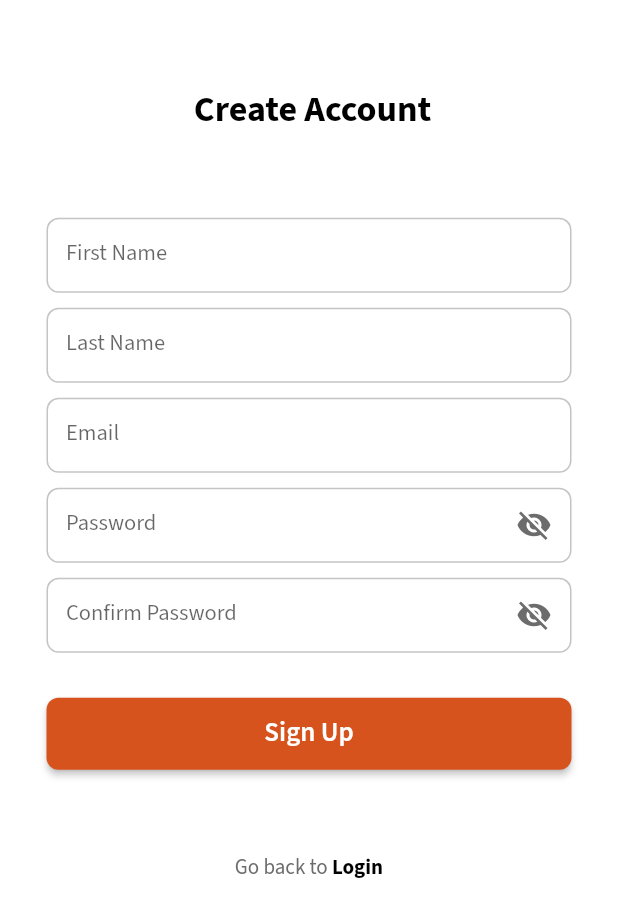
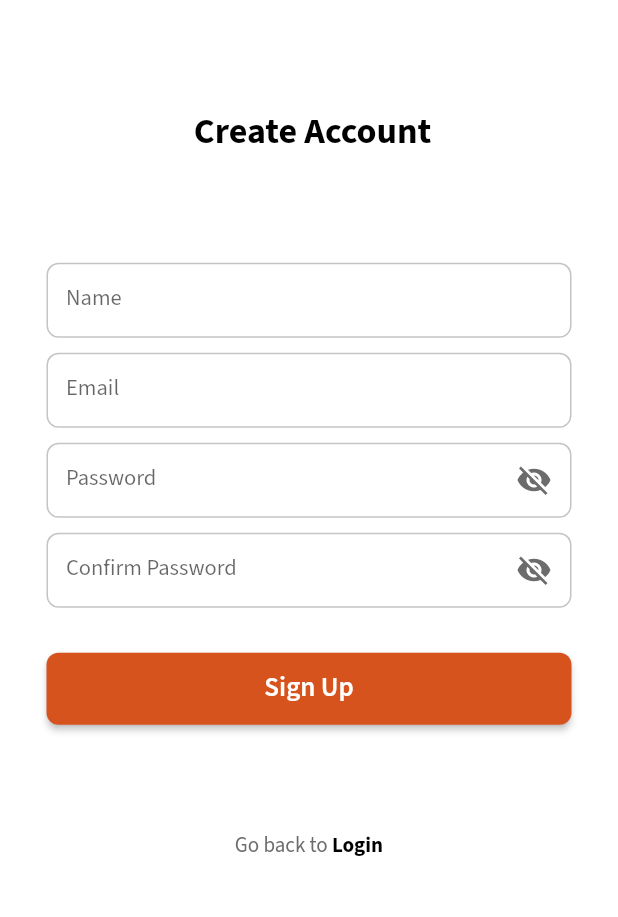
Before and after one commit to irfanelahidev69/digital-health-app, a Flutter app: the SignupScreen screen opened directly, on a phone screen of 412 x 824 dp. Shown: the top 917 px of the screen. Run offline on Flutter 3.47's test engine with Material 3 defaults, Android fonts, the phone set to English and light mode, and no system bars; our stand-ins replace firebase_core, google_fonts; accounts and stored records are empty.

Commit message:
removed last name from sign up screen

```diff
--- a/lib/core/utilities/strings.dart
+++ b/lib/core/utilities/strings.dart
@@ -14,8 +14,7 @@ class Strings {
   static String error = "Error";
   static String back = "Back";
   static String email = "Email";
-  static String firstName = "First Name";
-  static String lastName = "Last Name";
+  static String name = "Name";
   static String signUp = "Sign Up";
   static String invalidConfirmPassword = "Confirm Password is invalid";
   static String confirmPasswordNotMatch = "Password does not match";
--- a/lib/features/auth/pages/signup_screen.dart
+++ b/lib/features/auth/pages/signup_screen.dart
@@ -23,8 +23,7 @@ class _SignupScreenState extends State<SignupScreen> with Validators {
   bool isVisible = true;
   bool visible = true;
 
-  final TextEditingController firstNameController = TextEditingController();
-  final TextEditingController lastNameController = TextEditingController();
+  final TextEditingController nameController = TextEditingController();
   final TextEditingController emailController = TextEditingController();
   final TextEditingController passController = TextEditingController();
   final TextEditingController confirmPassController = TextEditingController();
@@ -60,28 +59,12 @@ class _SignupScreenState extends State<SignupScreen> with Validators {
                       child: Column(
                         children: [
                           CustomTextFormField(
-                            hintText: Strings.firstName,
-                            textEditingController: firstNameController,
+                            hintText: Strings.name,
+                            textEditingController: nameController,
                             errorText: Strings.pleaseEnterAValidName,
                             textFieldValidator: (value) {
                               if (!validateName(
-                                firstNameController.text.trim(),
-                              )) {
-                                return '';
-                              }
-                              return null;
-                            },
-                          ),
-                          const SizedBox(
-                            height: 10,
-                          ),
-                          CustomTextFormField(
-                            hintText: Strings.lastName,
-                            textEditingController: lastNameController,
-                            errorText: Strings.pleaseEnterAValidName,
-                            textFieldValidator: (value) {
-                              if (!validateName(
-                                lastNameController.text.trim(),
+                                nameController.text.trim(),
                               )) {
                                 return '';
                               }
```
